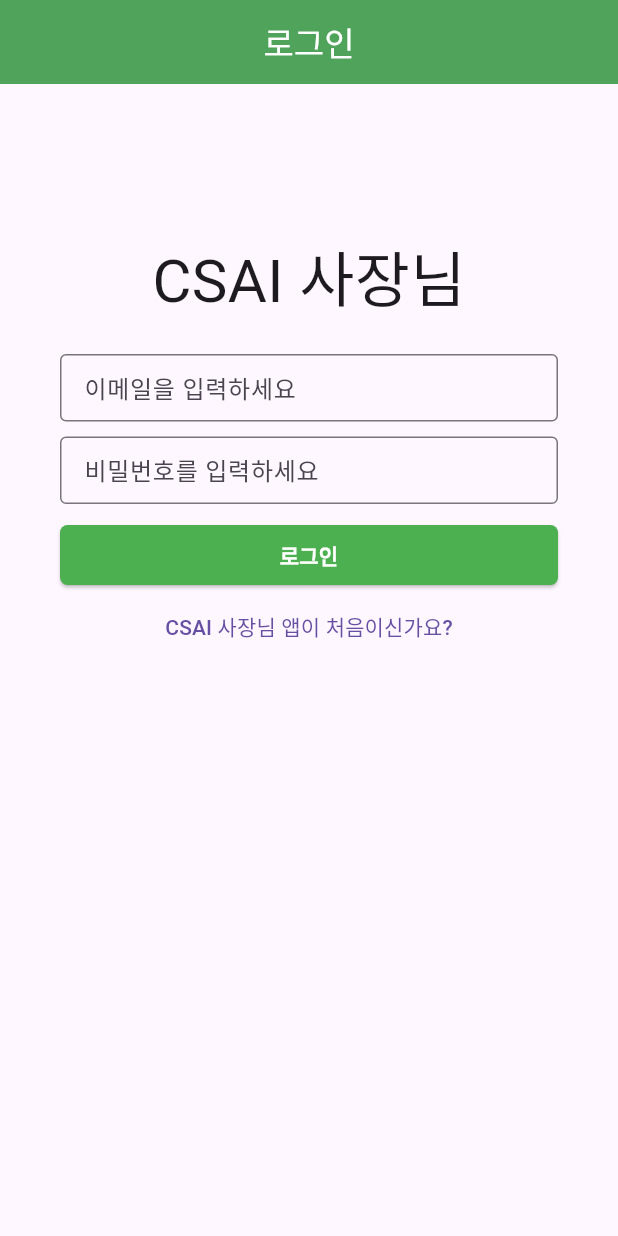
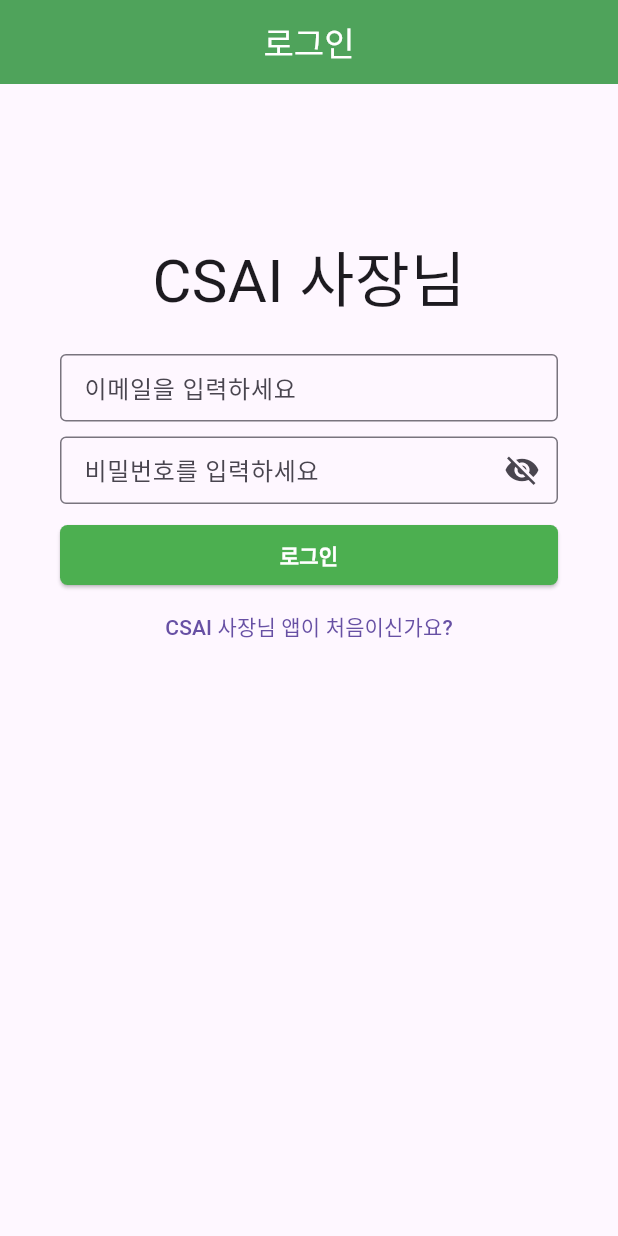
Before and after one commit to C-S-A-I-CommentScribeAI/Side-Project-DeliveryApp, a Flutter app: the screen it shows after launch, on a phone screen of 412 x 824 dp. Run offline on Flutter 3.47's test engine with Material 3 defaults, Android fonts, the phone set to English and light mode, and no system bars; our stand-ins replace firebase_auth, firebase_core; accounts and stored records are empty.

Commit message:
feat : 로그인페이지에서 비밀번호 보이기/숨기기 기능 구현
로그아웃페이지와 같은 코드로 구현

```diff
--- a/frontend/lib/sign/login_screen.dart
+++ b/frontend/lib/sign/login_screen.dart
@@ -17,6 +17,12 @@ class _LoginPageState extends State<LoginPage> {
   final TextEditingController _passwordController = TextEditingController();
 
   String _errorMessage = '';
+  late bool _passwordVisible;
+
+  @override
+  void initState() {
+    _passwordVisible = false;
+  }
 
   Future<void> _login() async {
     try {
@@ -93,12 +99,24 @@ class _LoginPageState extends State<LoginPage> {
                           height: 45,
                           child: TextField(
                             controller: _passwordController,
-                            decoration: const InputDecoration(
-                              border: OutlineInputBorder(),
-                              hintText: '비밀번호를 입력하세요', // 박스 안에 내용을 적을려고 할 때
+                            obscureText: !_passwordVisible,
+                            decoration: InputDecoration(
+                              border: const OutlineInputBorder(),
+                              hintText: '비밀번호를 입력하세요',
+                              suffixIcon: IconButton(
+                                onPressed: () {
+                                  setState(() {
+                                    _passwordVisible = !_passwordVisible;
+                                  });
+                                },
+                                icon: Icon(
+                                  _passwordVisible
+                                      ? Icons.visibility
+                                      : Icons.visibility_off,
+                                ),
+                              ), // 박스 안에 내용을 적을려고 할 때
                             ),
                             keyboardType: TextInputType.text,
-                            obscureText: true,
                             textAlignVertical: TextAlignVertical.bottom,
                           ),
                         ),
```
